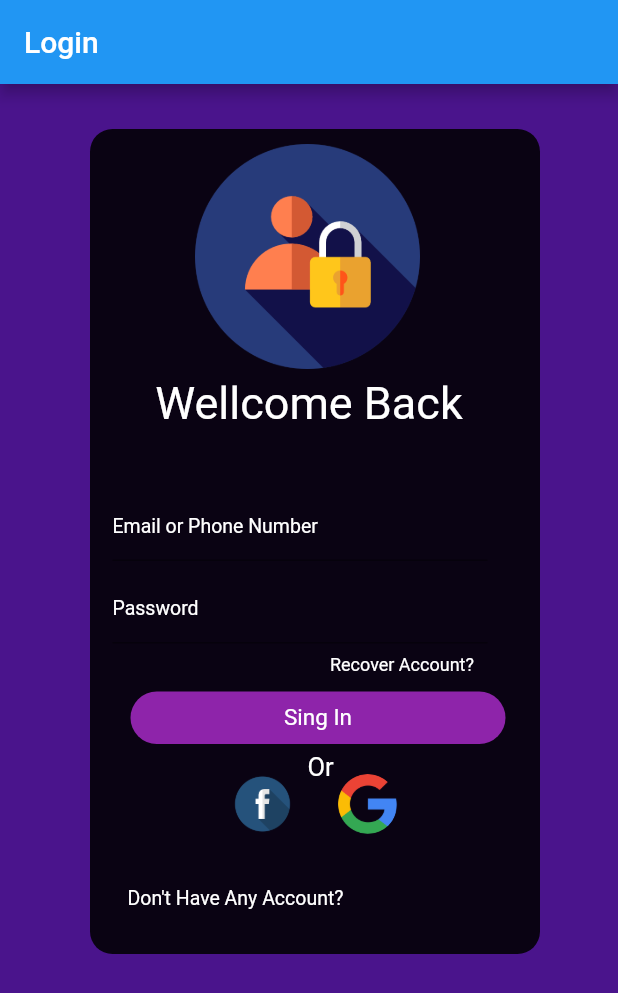
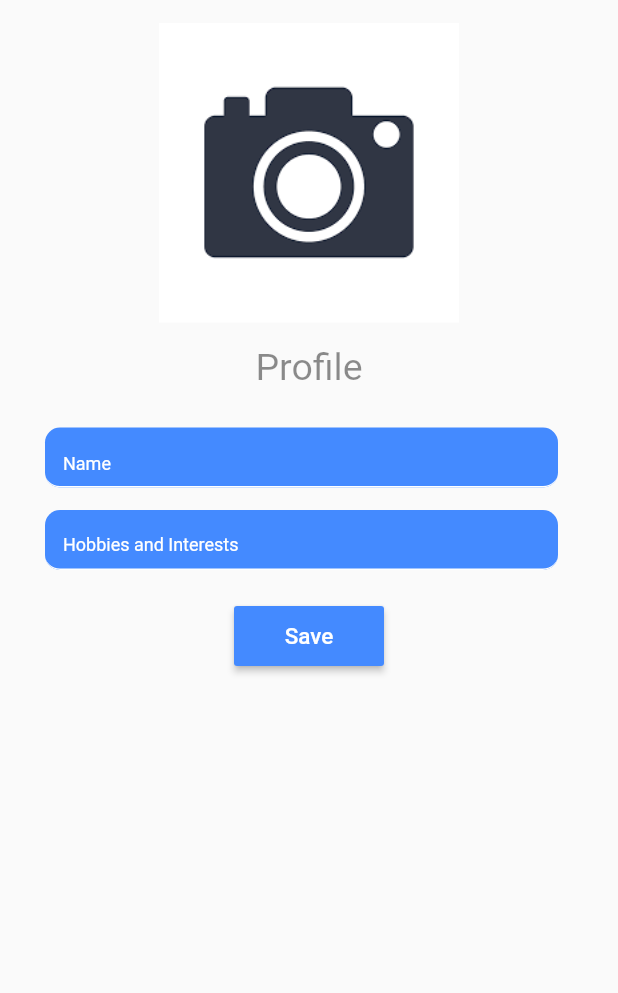
Before and after one commit to BSantiago1995/SocialNetwork, a Flutter app: the screen it shows after launch, on a phone screen of 412 x 824 dp. Shown: the top 993 px of the screen. Run offline on Flutter 3.47's test engine with Material 2 defaults, Android fonts, the phone set to English and light mode, and no system bars; our stand-ins replace firebase_auth, google_sign_in; missing offline and left inert: generic_bloc_provider; accounts and stored records are empty.

Commit message:
second commit

```diff
--- a/flutter_application_1/lib/User/BLOC/BLOC_user.dart
+++ b/flutter_application_1/lib/User/BLOC/BLOC_user.dart
@@ -1,9 +1,17 @@
+import 'package:flutter_application_1/User/Repository/autRepository.dart';
 import 'package:generic_bloc_provider/generic_bloc_provider.dart';
+import 'package:firebase_auth/firebase_auth.dart';
 
 class UserBloc implements Bloc{
+    final autRepository = AutRepository();
+
+
+    Future <UserCredential> singIn(){
+      return autRepository.singInFirebase();
+    }
   @override
   void dispose() {
-    // TODO: implement dispose
+
   }
 
 }
--- /dev/null
+++ b/flutter_application_1/lib/User/Repository/autRepository.dart
@@ -0,0 +1,6 @@
+import 'AutoFireBase.dart';
+import 'package:firebase_auth/firebase_auth.dart';
+class AutRepository{
+  final _authFirebase = AutFireBase();
+  Future <UserCredential> singInFirebase() => _authFirebase.singIn();
+}
--- a/flutter_application_1/lib/User/UI/Screem/Home.dart
+++ b/flutter_application_1/lib/User/UI/Screem/Home.dart
@@ -1,5 +1,6 @@
 import 'package:flutter/material.dart';
-import 'package:flutter_application_1/User/UI/Widget/CardLog.dart';
+import 'package:flutter_application_1/User/UI/Screem/Profile.dart';
+//import 'package:flutter_application_1/User/UI/Widget/CardLog.dart';
 
 
 class Home extends StatelessWidget {
@@ -8,8 +9,8 @@ class Home extends StatelessWidget {
     return Scaffold(
       body: Stack(
          children: [
-
-           CardLog()
+           //CardLog()
+            Profile()
          ],
       ),
     );
--- /dev/null
+++ b/flutter_application_1/lib/User/UI/Screem/Profile.dart
@@ -0,0 +1,58 @@
+import 'package:flutter/material.dart';
+import 'package:flutter_application_1/User/UI/Widget/TextInput.dart';
+class Profile extends StatelessWidget{
+  final _controllerName=TextEditingController(); //_ antes define el scope o identifica como private para el evento unico, es de dart mas no flutter
+  final _controllerHobbies=TextEditingController();
+
+  @override
+  Widget build(BuildContext context) {
+    return Scaffold(
+      body:Container(
+        child: ListView(
+          children: <Widget>[
+            Container(
+              height: 200.0,
+              width: 200.0,
+              margin: EdgeInsets.only(top:15.0),
+              decoration: BoxDecoration(
+                image: DecorationImage(
+                  fit: BoxFit.contain,
+                  image:AssetImage("assets/img/cam.png"),
+                ),
+                borderRadius: BorderRadius.all(Radius.circular(10.0)),
+                shape: BoxShape.rectangle
+              ),
+            ),//foto
+          Container(
+            height: 40.0,
+            margin: EdgeInsets.only(top: 15.0),
+            child: Text("Profile",textAlign: TextAlign.center,style: TextStyle(color: Colors.black45,fontSize: 25.0),),
+          ),//camera
+          Container(
+            margin: EdgeInsets.only(top: 15.0),
+            child: TextInput(hint: "Name", inputType: TextInputType.name, controller: _controllerName,maxlines:1),
+          ),//Name
+          Container(
+            margin: EdgeInsets.only(top: 15.0),
+            child: TextInput(hint:"Hobbies and Interests", inputType: TextInputType.text, controller: _controllerHobbies,maxlines: 6),
+          ),//Hobbies
+          Container(
+             margin: EdgeInsets.only(top: 20.0),
+            child: Center(
+              child: MaterialButton(
+                minWidth: 100.0,
+                height: 40.0,
+                onPressed: (){},//conexion base de datos
+                color: Colors.blueAccent,
+                child: Text('Save',style: TextStyle(fontSize: 15.0,color: Colors.white),),
+              ),
+            ),
+          )
+          ],
+        ),
+      )
+    );
+  }
+
+}
+//cake tool buscar
--- a/flutter_application_1/lib/User/UI/Widget/CardLog.dart
+++ b/flutter_application_1/lib/User/UI/Widget/CardLog.dart
@@ -1,13 +1,14 @@
-import 'dart:ffi';
 
 import 'package:flutter/material.dart';
 import 'package:flutter_application_1/User/UI/Widget/GradienteLog.dart';
 import 'package:flutter_application_1/User/UI/Widget/ButtonInk.dart';
 import 'package:flutter_application_1/User/UI/Widget/ImgSocial.dart';
+//import 'package:flutter_application_1/User/UI/Widget/TextInput.dart';
 import 'package:flutter_application_1/User/UI/Widget/Texto.dart';
 
 class CardLog extends StatelessWidget {
   @override
+  TextEditingController controller= TextEditingController(text: "");
   Widget build(BuildContext context) {
     final card = Stack(children: [
       GradienteLog(),
@@ -58,6 +59,9 @@ class CardLog extends StatelessWidget {
               hintStyle: TextStyle(color: Colors.white, fontSize: 13)),
         ),
       ),
+
+      //TextInput(hint: "Email or Phone Number",top1:270.0 ,left1: 75,inputType:TextInputType.emailAddress,maxlines: 10,controller:),
+      //TextInput(hint: "Password",top1:325.0 ,left1: 75,inputType:TextInputType.emailAddress,maxlines: 10,controller:controller),
       Container(
         margin: EdgeInsets.only(top: 380, left: 220),
         child: TextOri("Recover Account?",12)
--- /dev/null
+++ b/flutter_application_1/lib/User/UI/Widget/TextInput.dart
@@ -0,0 +1,57 @@
+import 'package:flutter/material.dart';
+
+class TextInput extends StatelessWidget{
+  final String hint;
+  final TextInputType inputType;
+  final TextEditingController controller;
+  double top1=0,left1=0;
+  int maxlines=1;
+
+  TextInput({
+   // Key key,
+    @required this.hint,
+    @required this.inputType,
+    @required this.controller,
+    //this.left1,
+    //this.top1,
+    this.maxlines,
+
+    });
+  @override
+  Widget build(BuildContext context) {
+
+    return Container(
+      width: 250,
+      height: 40,
+     // margin: EdgeInsets.only(top: top1, left: left1),
+      padding: EdgeInsets.only(right:40,left: 30),
+      child: TextField(
+        controller: controller,
+        keyboardType: inputType,
+        maxLines: maxlines,
+        style: TextStyle(
+          fontSize: 12,
+          color: Colors.white,
+
+        ),
+        decoration: InputDecoration(
+          filled: true,
+          fillColor: Colors.blueAccent,
+          border: InputBorder.none,
+          hintText: hint,
+          hintStyle: TextStyle(color: Colors.white),
+
+          enabledBorder: UnderlineInputBorder(
+            borderSide: BorderSide(color: Colors.white),
+            borderRadius: BorderRadius.all(Radius.circular(10))
+          ),
+          focusedBorder: UnderlineInputBorder(
+            borderSide: BorderSide(color: Colors.white),
+            borderRadius: BorderRadius.all(Radius.circular(10))
+          )
+        ),
+
+      ),
+    );
+  }
+}
--- a/flutter_application_1/lib/main.dart
+++ b/flutter_application_1/lib/main.dart
@@ -1,8 +1,8 @@
-import 'package:flutter/material.dart';
+/*import 'package:flutter/material.dart';
 import 'package:flutter_application_1/User/UI/Screem/Home.dart';
 
 
-///BRYAN SANTIAGO ORTIZ SILVA -- 4TO DESARROLLO
+///BRYAN SANTIAGO ORTIZ SILVA -- 5TO DESARROLLO
 void main() {
   runApp(MyApp());
 }
@@ -34,11 +34,12 @@ class MyApp extends StatelessWidget {
     );
   }
 }
+*/
 
 
-
-/*import 'package:flutter/material.dart';
+import 'package:flutter/material.dart';
 import 'package:flutter_application_1/User/BLOC/BLOC_user.dart';
+import 'package:flutter_application_1/User/UI/Screem/Home.dart';
 import 'package:generic_bloc_provider/generic_bloc_provider.dart';
 
 void main() {
@@ -52,15 +53,14 @@ class MyApp extends StatelessWidget {
     return BlocProvider(
       child:
       MaterialApp(
-
-      title: 'Flutter Demo',
-      theme: ThemeData(
-        primarySwatch: Colors.blue,
-      ),
-     // home: MyHomePage(title: 'Flutter Demo Home Page'),
-    );
-    ,
-     bloc:UserBloc ,);
+      title: 'Login',
+      home: Home(),
+      initialRoute: 'main',
+      routes: {
+      'main': (context) => Home(),
+     }
+    ),
+     bloc:UserBloc());
 
   }
-}*/
+}
```
Also changed, not shown: flutter_application_1/lib/User/Repository/AutoFireBase.dart (added, +18 -0 lines), flutter_application_1/lib/User/UI/Screem/Login.dart (added, +61 -0 lines), flutter_application_1/lib/User/UI/Widget/SocialButton.dart (added, +56 -0 lines), flutter_application_1/pubspec.yaml (+8 -2 lines), flutter_application_1/assets/img/cam.png (added), flutter_application_1/pubspec.lock, 3 other files.
